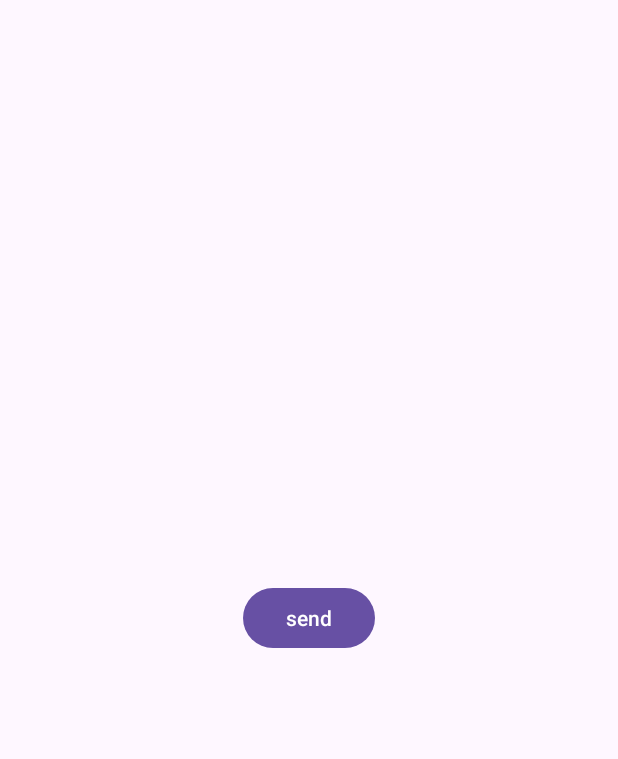
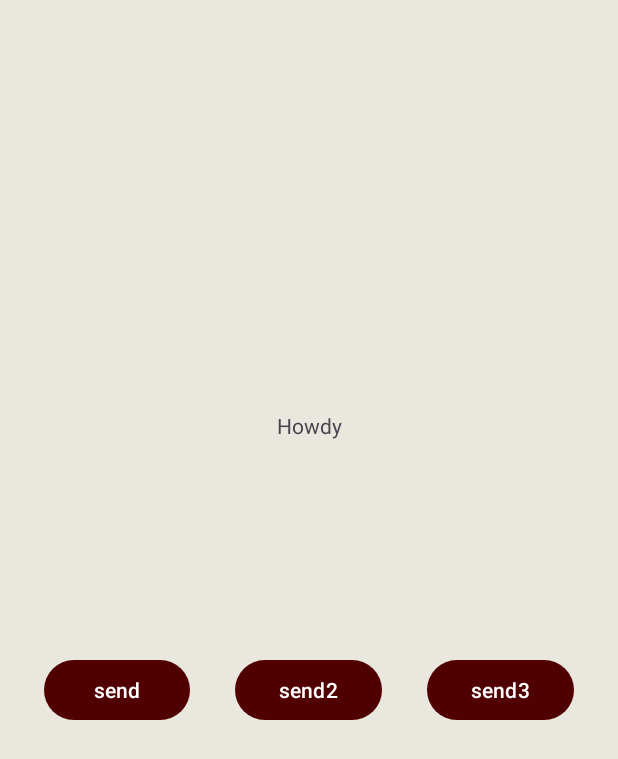
Before and after one commit to IsaacAmbro/Team-49-PSNEM-TI, an Android app: the btDemo screen opened directly, with no data from a screen before it, on a phone screen of 412 x 824 dp. Shown: the top 759 px of the screen. Run offline under Robolectric (Android 15) with nearby library versions, the light colour scheme and no system bars; 3 statements that could not run were skipped.

Commit message:
optimized code next step is csv.

```diff
--- a/App Dev/app/src/main/java/com/example/appdev/btDemo.kt
+++ b/App Dev/app/src/main/java/com/example/appdev/btDemo.kt
@@ -7,7 +7,7 @@ import android.content.ServiceConnection
 import android.os.Bundle
 import android.os.IBinder
 import android.widget.Button
-import android.widget.Toast
+
 import androidx.activity.enableEdgeToEdge
 import androidx.appcompat.app.AppCompatActivity
 import androidx.core.view.ViewCompat
@@ -22,7 +22,6 @@ class btDemo : AppCompatActivity() {
             val binder = service as BackgroundService.MyBinder
             mService = binder.getService()
             mService.setContext(this@btDemo)
-            Toast.makeText(this@btDemo,"Service connected", Toast.LENGTH_SHORT).show()
         }
 
         override fun onServiceDisconnected(name: ComponentName) {
@@ -53,7 +52,7 @@ class btDemo : AppCompatActivity() {
             if(mService.isConnected()) {
                 val bluetoothService = mService.mBluetoothService
                 bluetoothService.bluetoothThread?.let {
-                    it.write("hello world".toByteArray())
+                    it.write("switch 1\n".toByteArray())
                 }
             }
         }
--- a/App Dev/app/src/main/res/layout/activity_bt_demo.xml
+++ b/App Dev/app/src/main/res/layout/activity_bt_demo.xml
@@ -7,13 +7,56 @@
     android:layout_height="match_parent"
     tools:context=".btDemo">
 
-    <Button
-        android:id="@+id/send"
-        android:layout_width="wrap_content"
-        android:layout_height="wrap_content"
-        android:text="send"
-        app:layout_constraintBottom_toBottomOf="parent"
+
+    <TextView
+        android:id="@+id/message"
+        android:layout_width="131dp"
+        android:layout_height="97dp"
+        android:layout_marginTop="132dp"
+        android:gravity="center"
+        android:text="Howdy"
+        app:layout_constraintBottom_toTopOf="@+id/linearLayout"
         app:layout_constraintEnd_toEndOf="parent"
         app:layout_constraintStart_toStartOf="parent"
         app:layout_constraintTop_toTopOf="parent" />
+
+    <LinearLayout
+        android:id="@+id/linearLayout"
+        android:layout_width="353dp"
+        android:layout_height="80dp"
+        android:layout_marginStart="20dp"
+        android:layout_marginEnd="20dp"
+        android:layout_marginBottom="308dp"
+        android:orientation="horizontal"
+        app:layout_constraintBottom_toBottomOf="parent"
+        app:layout_constraintEnd_toEndOf="parent"
+        app:layout_constraintHorizontal_bias="0.514"
+        app:layout_constraintStart_toStartOf="parent"
+        android:weightSum="3">
+
+        <Button
+            android:id="@+id/send"
+            android:layout_width="wrap_content"
+            android:layout_height="wrap_content"
+            android:layout_weight="1"
+            android:layout_marginEnd="30dp"
+
+            android:text="send" />
+
+        <Button
+            android:id="@+id/send2"
+            android:layout_width="wrap_content"
+            android:layout_height="wrap_content"
+            android:layout_weight="1"
+            android:layout_marginEnd="30dp"
+            android:text="send2" />
+
+        <Button
+            android:id="@+id/send3"
+            android:layout_width="wrap_content"
+            android:layout_height="wrap_content"
+            android:layout_weight="1"
+            android:text="send3" />
+    </LinearLayout>
+
 </androidx.constraintlayout.widget.ConstraintLayout>
--- a/App Dev/app/src/main/res/values-night/themes.xml
+++ b/App Dev/app/src/main/res/values-night/themes.xml
@@ -1,7 +1,24 @@
 <resources xmlns:tools="http://schemas.android.com/tools">
     <!-- Base application theme. -->
-    <style name="Base.Theme.AppDev" parent="Theme.Material3.DayNight.NoActionBar">
-        <!-- Customize your dark theme here. -->
-        <!-- <item name="colorPrimary">@color/my_dark_primary</item> -->
+    <style name="Base.Theme.AppDev" parent="Theme.Material3.Light.NoActionBar">
+        <!-- Primary colors -->
+        <item name="colorPrimary">#500000</item> <!-- Texas A&M maroon -->
+        <item name="colorPrimaryVariant">#3C0000</item> <!-- Darker maroon -->
+        <item name="colorOnPrimary">#FFFFFF</item> <!-- White text/icons on maroon -->
+
+        <!-- Secondary colors -->
+        <item name="colorSecondary">#7A5230</item> <!-- Muted maroon -->
+        <item name="colorSecondaryVariant">#9E6F4E</item> <!-- Lighter brown tone -->
+        <item name="colorOnSecondary">#FFFFFF</item> <!-- White text/icons on secondary -->
+
+        <!-- Background -->
+        <item name="android:windowBackground">#eae7de</item> <!-- Yellow background -->
+
+
+        <!-- Text -->
+        <item name="android:textColorPrimary">#500000</item> <!-- Maroon text -->
+        <item name="android:textColorSecondary">#7A5230</item> <!-- Muted maroon text -->
+        <!-- Customize your light theme here. -->
+        <!-- <item name="colorPrimary">@color/my_light_primary</item> -->
     </style>
 </resources>
--- a/App Dev/app/src/main/res/values/themes.xml
+++ b/App Dev/app/src/main/res/values/themes.xml
@@ -1,6 +1,23 @@
 <resources xmlns:tools="http://schemas.android.com/tools">
     <!-- Base application theme. -->
-    <style name="Base.Theme.AppDev" parent="Theme.Material3.DayNight.NoActionBar">
+    <style name="Base.Theme.AppDev" parent="Theme.Material3.Light.NoActionBar">
+        <!-- Primary colors -->
+        <item name="colorPrimary">#500000</item> <!-- Texas A&M maroon -->
+        <item name="colorPrimaryVariant">#3C0000</item> <!-- Darker maroon -->
+        <item name="colorOnPrimary">#FFFFFF</item> <!-- White text/icons on maroon -->
+
+        <!-- Secondary colors -->
+        <item name="colorSecondary">#7A5230</item> <!-- Muted maroon -->
+        <item name="colorSecondaryVariant">#9E6F4E</item> <!-- Lighter brown tone -->
+        <item name="colorOnSecondary">#FFFFFF</item> <!-- White text/icons on secondary -->
+
+        <!-- Background -->
+        <item name="android:windowBackground">#eae7de</item> <!-- Yellow background -->
+
+
+        <!-- Text -->
+        <item name="android:textColorPrimary">#500000</item> <!-- Maroon text -->
+        <item name="android:textColorSecondary">#7A5230</item> <!-- Muted maroon text -->
         <!-- Customize your light theme here. -->
         <!-- <item name="colorPrimary">@color/my_light_primary</item> -->
     </style>
```
Also changed, not shown: App Dev/app/src/main/AndroidManifest.xml (+8 -7 lines), App Dev/app/src/main/java/com/example/appdev/GraphView.kt (+110 -62 lines), App Dev/app/src/main/java/com/example/appdev/MyHandler.kt (+7 -1 lines), App Dev/app/src/main/java/com/example/appdev/pairedList.kt (+6 -6 lines), App Dev/app/src/main/res/layout/activity_graph_view.xml (+16 -1 lines), App Dev/app/src/main/res/layout/activity_paired_list.xml (+9 -16 lines).
